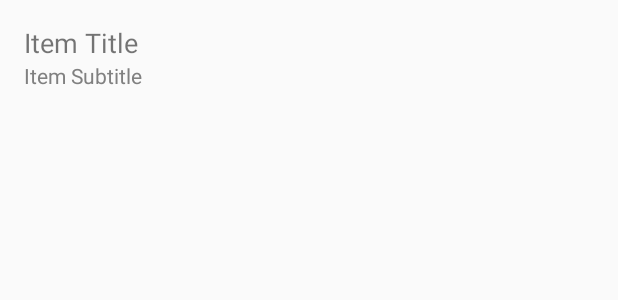
After one commit to L0rdxavi97/Mind-TaskFlow, an Android app: the layout list_item.xml on its own in the app's theme, with its tools: preview values and no code run, on a phone screen of 412 x 824 dp. The commit adds this screen. Shown: the top 300 px of the screen. Run offline under Robolectric (Android 15) with nearby library versions, the phone set to English and light mode, and no system bars; network calls fail.

Commit message:
update listview v2 commit

```diff
--- a/ProyectoMind&TaskFlow/app/src/main/java/com/example/proyectomindtaskflow/ManejadorBDTablas.java
+++ b/ProyectoMind&TaskFlow/app/src/main/java/com/example/proyectomindtaskflow/ManejadorBDTablas.java
@@ -491,7 +491,7 @@ public class ManejadorBDTablas{
 
 
 
-    public void getIdea(final ArrayAdapter<IdeaWrapper> arrayAdapter){
+    public void getIdea(final CustomAdapterIdeas arrayAdapter){
         JsonArrayRequest request = new JsonArrayRequest(Request.Method.GET, URL_GET_IDEA, null,
                 new Response.Listener<JSONArray>() {
                     @Override
@@ -527,7 +527,7 @@ public class ManejadorBDTablas{
     }
 
 
-    public void getTask(final ArrayAdapter<TareaWrapper> arrayAdapter){
+    public void getTask(final CustomAdapterTareas arrayAdapter){
         JsonArrayRequest request = new JsonArrayRequest(Request.Method.GET, URL_GET_TASK, null,
                 new Response.Listener<JSONArray>() {
                     @Override
--- a/ProyectoMind&TaskFlow/app/src/main/java/com/example/proyectomindtaskflow/create_task.java
+++ b/ProyectoMind&TaskFlow/app/src/main/java/com/example/proyectomindtaskflow/create_task.java
@@ -46,7 +46,7 @@ public class create_task extends AppCompatActivity {
                 if(p){
                     prt=1;
                 }else{
-                    prt=0;
+                    prt=2;
                 }
 
                 if(tit!="" && d!=""){
--- /dev/null
+++ b/ProyectoMind&TaskFlow/app/src/main/res/layout/list_item.xml
@@ -0,0 +1,22 @@
+<!-- res/layout/list_item.xml -->
+<LinearLayout xmlns:android="http://schemas.android.com/apk/res/android"
+    android:layout_width="match_parent"
+    android:layout_height="wrap_content"
+    android:orientation="vertical"
+    android:padding="16dp">
+
+    <TextView
+        android:id="@+id/itemTitle"
+        android:layout_width="wrap_content"
+        android:layout_height="wrap_content"
+        android:text="Item Title"
+        android:textSize="18sp"/>
+
+    <TextView
+        android:id="@+id/itemSubtitle"
+        android:layout_width="wrap_content"
+        android:layout_height="wrap_content"
+        android:text="Item Subtitle"
+        android:textSize="14sp"
+        android:textColor="#808080"/>
+</LinearLayout>
```
Also changed, not shown: ProyectoMind&TaskFlow/app/src/main/java/com/example/proyectomindtaskflow/CustomAdapterIdeas.java (added, +39 -0 lines), ProyectoMind&TaskFlow/app/src/main/java/com/example/proyectomindtaskflow/CustomAdapterTareas.java (added, +38 -0 lines), ProyectoMind&TaskFlow/app/src/main/java/com/example/proyectomindtaskflow/IdeaWrapper.java (+10 -1 lines), ProyectoMind&TaskFlow/app/src/main/java/com/example/proyectomindtaskflow/TareaWrapper.java (+10 -1 lines), ProyectoMind&TaskFlow/app/src/main/java/com/example/proyectomindtaskflow/listactivity.java (+11 -11 lines).
